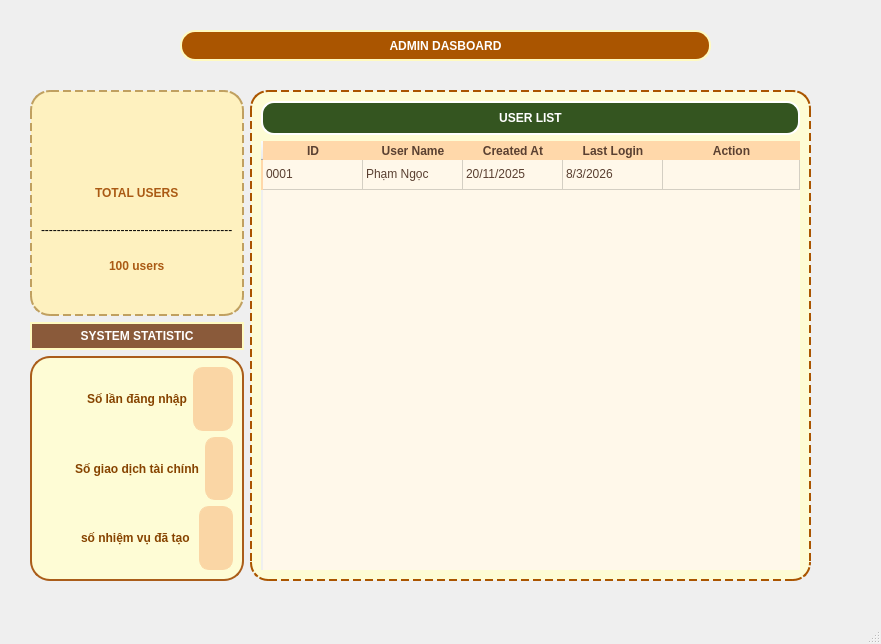
Qt form ui/AdminWindow.ui (nghuongtra/FINAL_KTLT_LIFESTUDENTOS) before a commit.
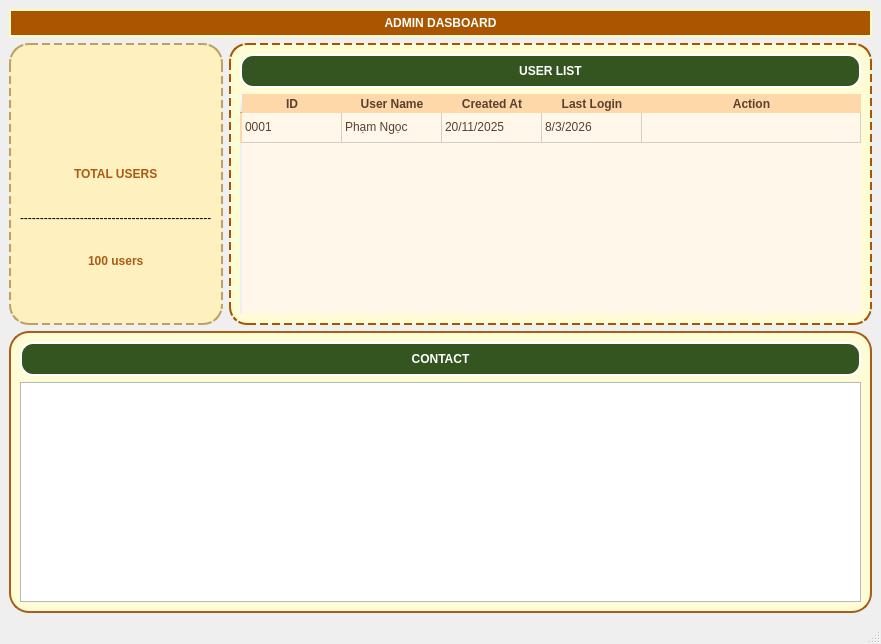
The same form after that commit. Icons and pictures are not drawn.

What changed in the file:
```diff
--- a/ui/AdminWindow.ui
+++ b/ui/AdminWindow.ui
@@ -19,15 +19,9 @@
     border-image: url(:/admin/images/background_admin.png) 0 0 0 0 stretch stretch;
 }</string>
    </property>
+   <layout class="QGridLayout" name="gridLayout">
+    <item row="0" column="0" colspan="2">
    <widget class="QPushButton" name="pushButton">
-    <property name="geometry">
-     <rect>
-      <x>180</x>
-      <y>30</y>
-      <width>531</width>
-      <height>31</height>
-     </rect>
-    </property>
     <property name="styleSheet">
      <string notr="true">font: 75 23pt &quot;Palatino Linotype&quot;;
 font-weight:bold;
@@ -51,19 +45,8 @@
      </size>
     </property>
    </widget>
-   <widget class="QWidget" name="layoutWidget">
-    <property name="geometry">
-     <rect>
-      <x>30</x>
-      <y>90</y>
-      <width>781</width>
-      <height>491</height>
-     </rect>
-    </property>
-    <layout class="QHBoxLayout" name="horizontalLayout_4">
-     <item>
-      <layout class="QVBoxLayout" name="verticalLayout">
-       <item>
+    </item>
+    <item row="1" column="0">
         <widget class="QFrame" name="frame_user">
          <property name="styleSheet">
           <string notr="true">#frame_user {
@@ -139,200 +122,7 @@
          </layout>
         </widget>
        </item>
-       <item>
-        <widget class="QPushButton" name="pushButton_3">
-         <property name="styleSheet">
-          <string notr="true">font: 75 12pt &quot;Palatino Linotype&quot;;
-font-weight:bold;
-background-color:#8A5A3A;
-color:rgb(255, 255, 255);
-border-radius: 15px;     
-padding: 5px;
-border: 2px solid rgb(255, 250, 192);</string>
-         </property>
-         <property name="text">
-          <string>SYSTEM STATISTIC</string>
-         </property>
-        </widget>
-       </item>
-       <item>
-        <widget class="QFrame" name="frame_2">
-         <property name="styleSheet">
-          <string notr="true">#frame_2{
-    border-image: none;     
-    background-image: none;
-    background-color:rgba(255, 253, 211,240); 
-    border: 2px solid rgb(170, 93, 26); 
-    border-radius: 20px;
-}
-</string>
-         </property>
-         <property name="frameShape">
-          <enum>QFrame::StyledPanel</enum>
-         </property>
-         <property name="frameShadow">
-          <enum>QFrame::Raised</enum>
-         </property>
-         <layout class="QVBoxLayout" name="verticalLayout_8">
-          <item>
-           <layout class="QHBoxLayout" name="horizontalLayout_2">
-            <item>
-             <widget class="QLabel" name="label_7">
-              <property name="maximumSize">
-               <size>
-                <width>50</width>
-                <height>50</height>
-               </size>
-              </property>
-              <property name="text">
-               <string/>
-              </property>
-              <property name="pixmap">
-               <pixmap resource="../resources.qrc">:/admin/images/log.png</pixmap>
-              </property>
-              <property name="scaledContents">
-               <bool>true</bool>
-              </property>
-             </widget>
-            </item>
-            <item>
-             <widget class="QLabel" name="label_6">
-              <property name="styleSheet">
-               <string notr="true">font: 11pt &quot;Palatino Linotype&quot;;
-background-color:transparent;
-color: rgb(134, 67, 0);
-font-weight: bold;</string>
-              </property>
-              <property name="text">
-               <string>Số lần đăng nhập</string>
-              </property>
-             </widget>
-            </item>
-            <item>
-             <widget class="QLabel" name="label">
-              <property name="styleSheet">
-               <string notr="true">font: 75 13pt &quot;Palatino Linotype&quot;;
-background-color:#FAD6A5;
-color:rgb(0, 0, 0);
-border-radius: 10px;     
-padding: 2px;
-border: 1px solid #FAD6A5;</string>
-              </property>
-              <property name="text">
-               <string/>
-              </property>
-             </widget>
-            </item>
-           </layout>
-          </item>
-          <item>
-           <layout class="QHBoxLayout" name="horizontalLayout_3">
-            <item>
-             <widget class="QLabel" name="label_9">
-              <property name="maximumSize">
-               <size>
-                <width>55</width>
-                <height>50</height>
-               </size>
-              </property>
-              <property name="text">
-               <string/>
-              </property>
-              <property name="pixmap">
-               <pixmap resource="../resources.qrc">:/admin/images/money.png</pixmap>
-              </property>
-              <property name="scaledContents">
-               <bool>true</bool>
-              </property>
-             </widget>
-            </item>
-            <item>
-             <widget class="QLabel" name="label_8">
-              <property name="styleSheet">
-               <string notr="true">font: 11pt &quot;Palatino Linotype&quot;;
-background-color:transparent;
-color: rgb(134, 67, 0);
-font-weight: bold;</string>
-              </property>
-              <property name="text">
-               <string>Số giao dịch tài chính</string>
-              </property>
-             </widget>
-            </item>
-            <item>
-             <widget class="QLabel" name="label_2">
-              <property name="styleSheet">
-               <string notr="true">font: 75 13pt &quot;Palatino Linotype&quot;;
-background-color:#FAD6A5;
-color:rgb(0, 0, 0);
-border-radius: 10px;     
-padding: 2px;
-border: 1px solid #FAD6A5;</string>
-              </property>
-              <property name="text">
-               <string/>
-              </property>
-             </widget>
-            </item>
-           </layout>
-          </item>
-          <item>
-           <layout class="QHBoxLayout" name="horizontalLayout">
-            <item>
-             <widget class="QLabel" name="label_11">
-              <property name="maximumSize">
-               <size>
-                <width>50</width>
-                <height>60</height>
-               </size>
-              </property>
-              <property name="text">
-               <string/>
-              </property>
-              <property name="pixmap">
-               <pixmap resource="../resources.qrc">:/admin/images/list.png</pixmap>
-              </property>
-              <property name="scaledContents">
-               <bool>true</bool>
-              </property>
-             </widget>
-            </item>
-            <item>
-             <widget class="QLabel" name="label_10">
-              <property name="styleSheet">
-               <string notr="true">font: 11pt &quot;Palatino Linotype&quot;;
-background-color:transparent;
-color: rgb(134, 67, 0);
-font-weight: bold;</string>
-              </property>
-              <property name="text">
-               <string>số nhiệm vụ đã tạo </string>
-              </property>
-             </widget>
-            </item>
-            <item>
-             <widget class="QLabel" name="label_3">
-              <property name="styleSheet">
-               <string notr="true">font: 75 13pt &quot;Palatino Linotype&quot;;
-background-color:#FAD6A5;
-color:rgb(0, 0, 0);
-border-radius: 10px;     
-padding: 2px;
-border: 1px solid #FAD6A5;</string>
-              </property>
-              <property name="text">
-               <string/>
-              </property>
-             </widget>
-            </item>
-           </layout>
-          </item>
-         </layout>
-        </widget>
-       </item>
-      </layout>
-     </item>
-     <item>
+    <item row="1" column="1">
       <widget class="QFrame" name="frame">
        <property name="styleSheet">
         <string notr="true">#frame {
@@ -551,8 +341,58 @@
        </layout>
       </widget>
      </item>
-    </layout>
-   </widget>
+    <item row="2" column="0" colspan="2">
+     <widget class="QFrame" name="frame_2">
+      <property name="styleSheet">
+       <string notr="true">#frame_2{
+    border-image: none;     
+    background-image: none;
+    background-color:rgba(255, 253, 211,240); 
+    border: 2px solid rgb(170, 93, 26); 
+    border-radius: 20px;
+}
+</string>
+      </property>
+      <property name="frameShape">
+       <enum>QFrame::StyledPanel</enum>
+      </property>
+      <property name="frameShadow">
+       <enum>QFrame::Raised</enum>
+      </property>
+      <layout class="QVBoxLayout" name="verticalLayout">
+       <item>
+        <widget class="QPushButton" name="pushButton_3">
+         <property name="styleSheet">
+          <string notr="true">background-color:rgb(52, 85, 32);
+border-radius: 13px;
+border: 2px solid rgb(255, 255, 255);
+font: 75 16pt &quot;Palatino Linotype&quot;;
+color:white;
+font-weight:bold;
+ min-height: 30px; </string>
+         </property>
+         <property name="text">
+          <string>CONTACT</string>
+         </property>
+         <property name="icon">
+          <iconset resource="../resources.qrc">
+           <normaloff>:/admin/images/chicken.png</normaloff>:/admin/images/chicken.png</iconset>
+         </property>
+         <property name="iconSize">
+          <size>
+           <width>40</width>
+           <height>40</height>
+          </size>
+         </property>
+        </widget>
+       </item>
+       <item>
+        <widget class="QListWidget" name="listWidgetContact"/>
+       </item>
+      </layout>
+     </widget>
+    </item>
+   </layout>
    <zorder>layoutWidget</zorder>
    <zorder>pushButton</zorder>
   </widget>
```
Left out of the diff: 11 changed lines with no effect on the pictures. Lines whose indentation alone changed are shown as unchanged.
